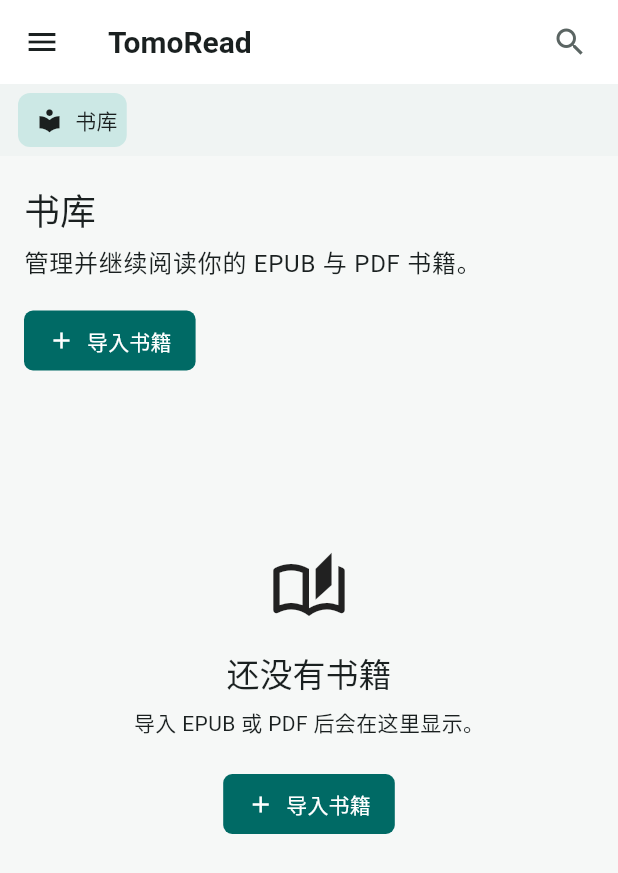
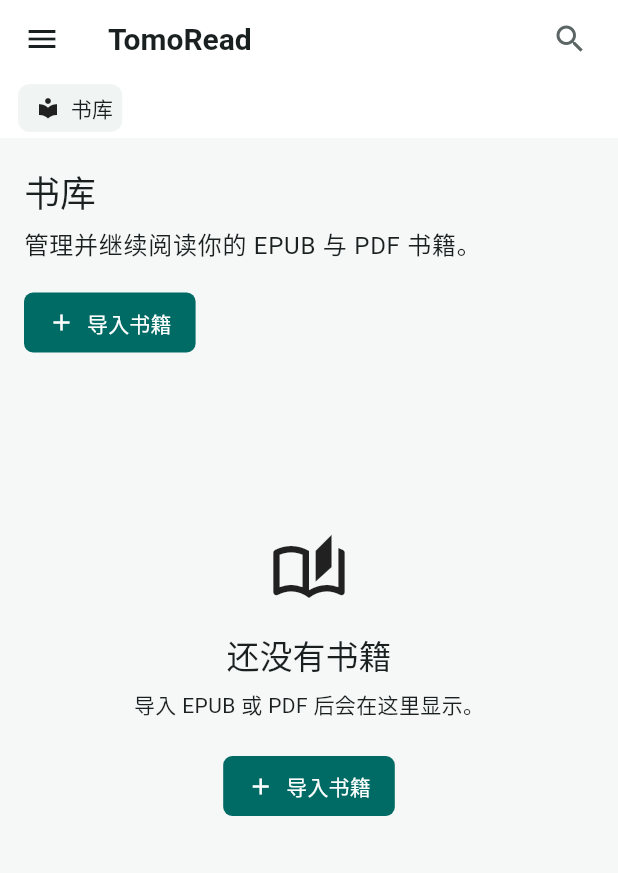
Before and after one commit to bbdd2729/TomoRead, a Flutter app: the screen it shows after launch, on a phone screen of 412 x 824 dp. Shown: the top 873 px of the screen. Run offline on Flutter 3.47's test engine with Material 3 defaults, Android fonts, the phone set to English and light mode, and no system bars; our stand-ins replace file_picker, flutter_hooks, hooks_riverpod, sqflite, sqflite_common, sqflite_common_ffi and 1 more; missing offline and left inert: pdfrx, webview_flutter_windows; accounts and stored records are empty.

Commit message:
feat: refine workspace navigation

```diff
--- a/lib/features/workspace/app_shell.dart
+++ b/lib/features/workspace/app_shell.dart
@@ -227,11 +227,34 @@ class AppShell extends HookConsumerWidget {
                 onReadingSettingsChanged: onReadingSettingsChanged,
                 onOpenBookDetails: openBookDetails,
               );
+              final animatedContent = isReading
+                  ? content
+                  : AnimatedSwitcher(
+                      duration: const Duration(milliseconds: 180),
+                      reverseDuration: const Duration(milliseconds: 120),
+                      switchInCurve: Curves.easeOutCubic,
+                      switchOutCurve: Curves.easeIn,
+                      transitionBuilder: (child, animation) => FadeTransition(
+                        opacity: animation,
+                        child: SlideTransition(
+                          position: Tween<Offset>(
+                            begin: const Offset(.01, 0),
+                            end: Offset.zero,
+                          ).animate(animation),
+                          child: child,
+                        ),
+                      ),
+                      child: KeyedSubtree(
+                        key: ValueKey(activeTab.id),
+                        child: content,
+                      ),
+                    );
 
               return Scaffold(
                 appBar: isReading
                     ? null
                     : AppBar(
+                        toolbarHeight: 52,
                         title: const Text('TomoRead'),
                         actions: [
                           if (isDesktop)
@@ -256,7 +279,7 @@ class AppShell extends HookConsumerWidget {
                           const SizedBox(width: 8),
                         ],
                         bottom: PreferredSize(
-                          preferredSize: const Size.fromHeight(48),
+                          preferredSize: const Size.fromHeight(40),
                           child: _WorkspaceTabBar(
                             tabs: tabs.value,
                             activeTabId: activeTabId.value,
@@ -306,10 +329,10 @@ class AppShell extends HookConsumerWidget {
                                 onAddBook: onImportBooks,
                               ),
                             ),
-                          Expanded(child: content),
+                          Expanded(child: animatedContent),
                         ],
                       )
-                    : content,
+                    : animatedContent,
               );
             },
           ),
@@ -402,20 +425,20 @@ class _WorkspaceTabBar extends StatelessWidget {
   @override
   Widget build(BuildContext context) {
     return Material(
-      color: Theme.of(context).colorScheme.surfaceContainerLow,
+      color: Theme.of(context).colorScheme.surface,
       child: SizedBox(
-        height: 48,
+        height: 40,
         child: ListView.separated(
           scrollDirection: Axis.horizontal,
-          padding: const EdgeInsets.symmetric(horizontal: 12, vertical: 6),
+          padding: const EdgeInsets.symmetric(horizontal: 12, vertical: 4),
           itemCount: tabs.length,
-          separatorBuilder: (context, index) => const SizedBox(width: 6),
+          separatorBuilder: (context, index) => const SizedBox(width: 4),
           itemBuilder: (context, index) {
             final tab = tabs[index];
             final active = tab.id == activeTabId;
             return Material(
               color: active
-                  ? Theme.of(context).colorScheme.secondaryContainer
+                  ? Theme.of(context).colorScheme.surfaceContainerLow
                   : Colors.transparent,
               borderRadius: BorderRadius.circular(8),
               child: InkWell(
@@ -426,8 +449,8 @@ class _WorkspaceTabBar extends StatelessWidget {
                   child: Row(
                     mainAxisSize: MainAxisSize.min,
                     children: [
-                      Icon(_destinationIcon(tab.destination), size: 18),
-                      const SizedBox(width: 8),
+                      Icon(_destinationIcon(tab.destination), size: 16),
+                      const SizedBox(width: 7),
                       ConstrainedBox(
                         constraints: const BoxConstraints(maxWidth: 160),
                         child: Text(tab.title, overflow: TextOverflow.ellipsis),
@@ -436,6 +459,10 @@ class _WorkspaceTabBar extends StatelessWidget {
                         const SizedBox(width: 4),
                         IconButton(
                           visualDensity: VisualDensity.compact,
+                          constraints: const BoxConstraints.tightFor(
+                            width: 32,
+                            height: 32,
+                          ),
                           tooltip: '关闭 ${tab.title}',
                           onPressed: () => onClosed(tab),
                           icon: const Icon(Icons.close, size: 18),
```
Also changed, not shown: lib/features/settings/settings_page.dart (+40 -13 lines).
